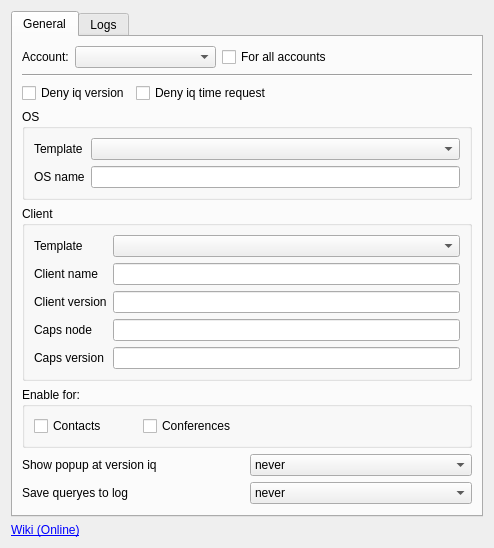
This is generic/clientswitcherplugin/options.ui in psi-im/plugins as Qt 5 draws it before an edit. The edited form follows.
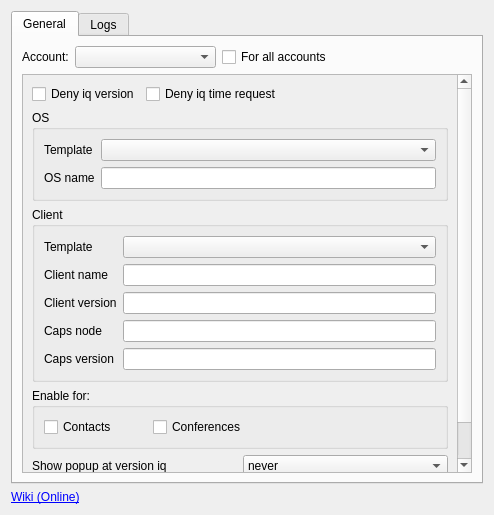
This is the edited form.

Commit message: updated Client Switcher Plugin. Added scrolling area.

Patch:
```diff
--- a/generic/clientswitcherplugin/options.ui
+++ b/generic/clientswitcherplugin/options.ui
@@ -7,15 +7,21 @@
     <x>0</x>
     <y>0</y>
     <width>494</width>
-    <height>527</height>
+    <height>515</height>
    </rect>
   </property>
   <property name="windowTitle">
    <string>Form</string>
   </property>
-  <layout class="QVBoxLayout" name="verticalLayout_4">
+  <layout class="QVBoxLayout" name="verticalLayout_5">
    <item>
     <widget class="QTabWidget" name="tabWidget">
+     <property name="sizePolicy">
+      <sizepolicy hsizetype="Expanding" vsizetype="Maximum">
+       <horstretch>0</horstretch>
+       <verstretch>1</verstretch>
+      </sizepolicy>
+     </property>
      <property name="currentIndex">
       <number>0</number>
      </property>
@@ -23,7 +29,7 @@
       <attribute name="title">
        <string>General</string>
       </attribute>
-      <layout class="QVBoxLayout" name="verticalLayout_2">
+      <layout class="QVBoxLayout" name="verticalLayout_4">
        <item>
         <layout class="QHBoxLayout" name="horizontalLayout_3">
          <item>
@@ -66,12 +72,20 @@
         </layout>
        </item>
        <item>
-        <widget class="Line" name="line">
-         <property name="orientation">
-          <enum>Qt::Horizontal</enum>
+        <widget class="QScrollArea" name="scrollArea">
+         <property name="widgetResizable">
+          <bool>true</bool>
          </property>
-        </widget>
-       </item>
+         <widget class="QWidget" name="scrollAreaWidgetContents">
+          <property name="geometry">
+           <rect>
+            <x>0</x>
+            <y>0</y>
+            <width>464</width>
+            <height>410</height>
+           </rect>
+          </property>
+          <layout class="QVBoxLayout" name="verticalLayout_2">
        <item>
         <layout class="QHBoxLayout" name="horizontalLayout_4">
          <item>
@@ -207,6 +221,12 @@
        </item>
        <item>
         <widget class="QGroupBox" name="gb_enablefor">
+             <property name="sizePolicy">
+              <sizepolicy hsizetype="Preferred" vsizetype="Maximum">
+               <horstretch>0</horstretch>
+               <verstretch>0</verstretch>
+              </sizepolicy>
+             </property>
          <property name="title">
           <string>Enable for:</string>
          </property>
@@ -320,18 +340,9 @@
          </item>
         </layout>
        </item>
-       <item>
-        <spacer name="verticalSpacer_4">
-         <property name="orientation">
-          <enum>Qt::Vertical</enum>
-         </property>
-         <property name="sizeHint" stdset="0">
-          <size>
-           <width>20</width>
-           <height>0</height>
-          </size>
-         </property>
-        </spacer>
+          </layout>
+         </widget>
+        </widget>
        </item>
       </layout>
      </widget>
@@ -389,14 +400,14 @@
     </widget>
    </item>
    <item>
-    <spacer name="verticalSpacer_2">
+    <spacer name="verticalSpacer">
      <property name="orientation">
       <enum>Qt::Vertical</enum>
      </property>
      <property name="sizeHint" stdset="0">
       <size>
        <width>20</width>
-       <height>1000</height>
+       <height>0</height>
       </size>
      </property>
     </spacer>
```
Lines whose indentation alone changed are shown as unchanged. The commit also changes 2 other files.
